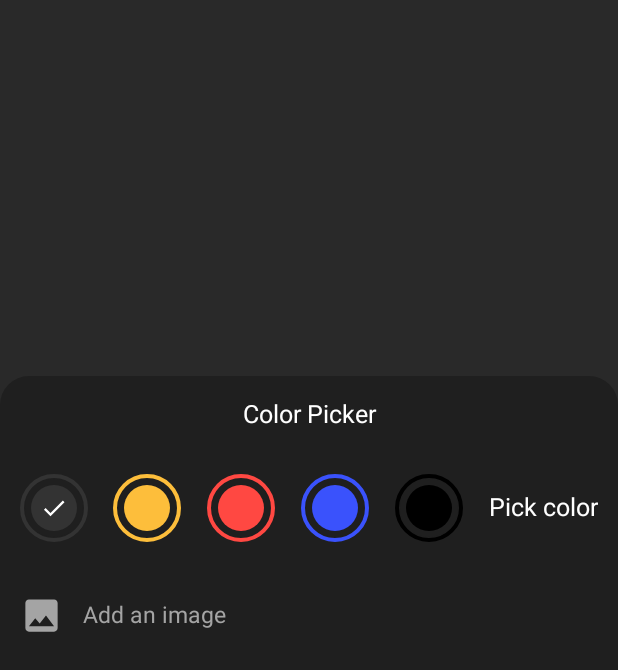
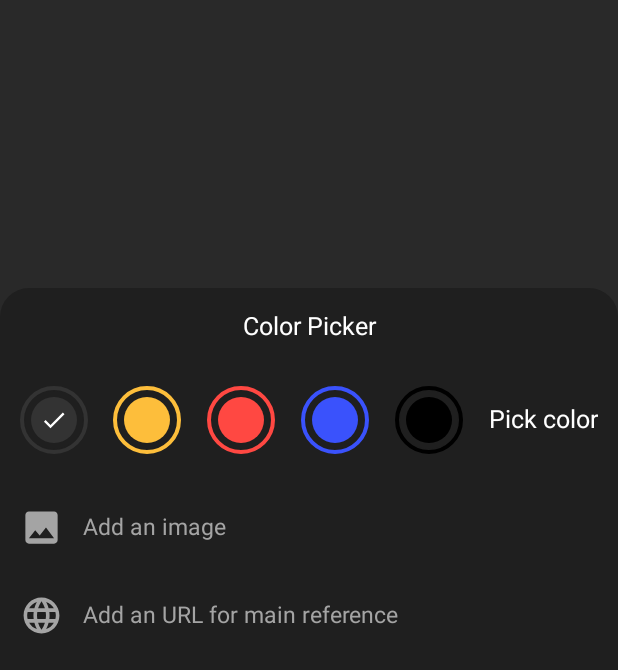
Before and after one commit to MinhKhang0715/Note-taking-app, an Android app: the CreateNoteActivity screen opened directly, with no data from a screen before it, after a tap on "Color Picker", on a phone screen of 412 x 824 dp, the part 566-1236 px from its top. Run offline under Robolectric (Android 15) with nearby library versions, the phone set to English and light mode, and no system bars; our stand-ins replace sdp/ssp sizes.

Commit message:
Add URL to note

```diff
--- a/app/src/main/res/layout/activity_create_note.xml
+++ b/app/src/main/res/layout/activity_create_note.xml
@@ -112,6 +112,29 @@
                 android:contentDescription="@string/app_name"
                 app:layout_constraintTop_toBottomOf="@id/noteSubtitle"/>
 
+            <LinearLayout
+                android:id="@+id/layoutURL"
+                android:layout_width="match_parent"
+                android:layout_height="wrap_content"
+                android:orientation="horizontal"
+                android:gravity="center_vertical"
+                android:layout_marginStart="@dimen/_12sdp"
+                android:layout_marginEnd="@dimen/_12sdp"
+                android:layout_marginTop="@dimen/_15sdp"
+                android:visibility="gone"
+                app:layout_constraintTop_toBottomOf="@+id/noteImage">
+                <TextView
+                    android:id="@+id/mainURL"
+                    android:layout_width="0dp"
+                    android:layout_height="wrap_content"
+                    android:layout_weight="1"
+                    android:autoLink="web"
+                    android:includeFontPadding="false"
+                    android:textSize="@dimen/_13ssp"
+                    android:textColor="@color/colorAccent"/>
+
+            </LinearLayout>
+
             <EditText
                 android:id="@+id/noteContent"
                 android:layout_width="match_parent"
@@ -130,7 +153,7 @@
                 android:textColorHint="@color/textHint"
                 android:textSize="@dimen/_13ssp"
                 app:layout_constraintBottom_toBottomOf="parent"
-                app:layout_constraintTop_toBottomOf="@id/noteImage"/>
+                app:layout_constraintTop_toBottomOf="@id/layoutURL"/>
 
         </androidx.constraintlayout.widget.ConstraintLayout>
 
--- a/app/src/main/res/layout/color_picker.xml
+++ b/app/src/main/res/layout/color_picker.xml
@@ -153,4 +153,30 @@
             android:textSize="@dimen/_12ssp"/>
     </LinearLayout>
 
+    <LinearLayout
+        android:id="@+id/layoutAddURL"
+        android:layout_width="match_parent"
+        android:layout_height="@dimen/_35sdp"
+        android:layout_marginStart="@dimen/_10sdp"
+        android:layout_marginEnd="@dimen/_10sdp"
+        android:layout_marginBottom="@dimen/_10sdp"
+        android:gravity="center_vertical"
+        android:orientation="horizontal"
+        tools:ignore="UseCompoundDrawables">
+        <ImageView
+            android:layout_width="@dimen/_22sdp"
+            android:layout_height="@dimen/_22sdp"
+            android:contentDescription="@string/app_name"
+            android:src="@drawable/ic_language_24"
+            app:tint="@color/icon"/>
+        <TextView
+            android:layout_width="match_parent"
+            android:layout_height="wrap_content"
+            android:layout_marginStart="@dimen/_10sdp"
+            android:includeFontPadding="false"
+            android:text="@string/add_an_url_for_main_reference"
+            android:textColor="@color/icon"
+            android:textSize="@dimen/_12ssp"/>
+    </LinearLayout>
+
 </LinearLayout>
--- a/app/src/main/res/values/colors.xml
+++ b/app/src/main/res/values/colors.xml
@@ -10,6 +10,7 @@
     <color name="textHint">#7B7B7B</color>
     <color name="icon">#A4A4A4</color>
     <color name="defaultTextColor">#333333</color>
+    <color name="defaultNoteColor">#333333</color>
     <color name="searchBackground">#333333</color>
     <color name="textSubtitle">#CECECE</color>
     <color name="noteSubtitle">#FAFAFA</color>
--- a/app/src/main/res/values/strings.xml
+++ b/app/src/main/res/values/strings.xml
@@ -7,4 +7,9 @@
     <string name="color_picker">Color Picker</string>
     <string name="pick_color">Pick color</string>
     <string name="add_an_image">Add an image</string>
+    <string name="add_an_url_for_main_reference">Add an URL for main reference</string>
+    <string name="add_url">Add URL</string>
+    <string name="enter_your_url_here">Enter your URL here</string>
+    <string name="add">ADD</string>
+    <string name="cancel">CANCEL</string>
 </resources>
```
Also changed, not shown: app/src/main/java/com/example/noteapp/activities/CreateNoteActivity.java (+52 -1 lines), app/src/main/res/drawable/background_add_url_dialog.xml (added, +7 -0 lines), app/src/main/res/layout/add_url_dialog.xml (added, +93 -0 lines).
